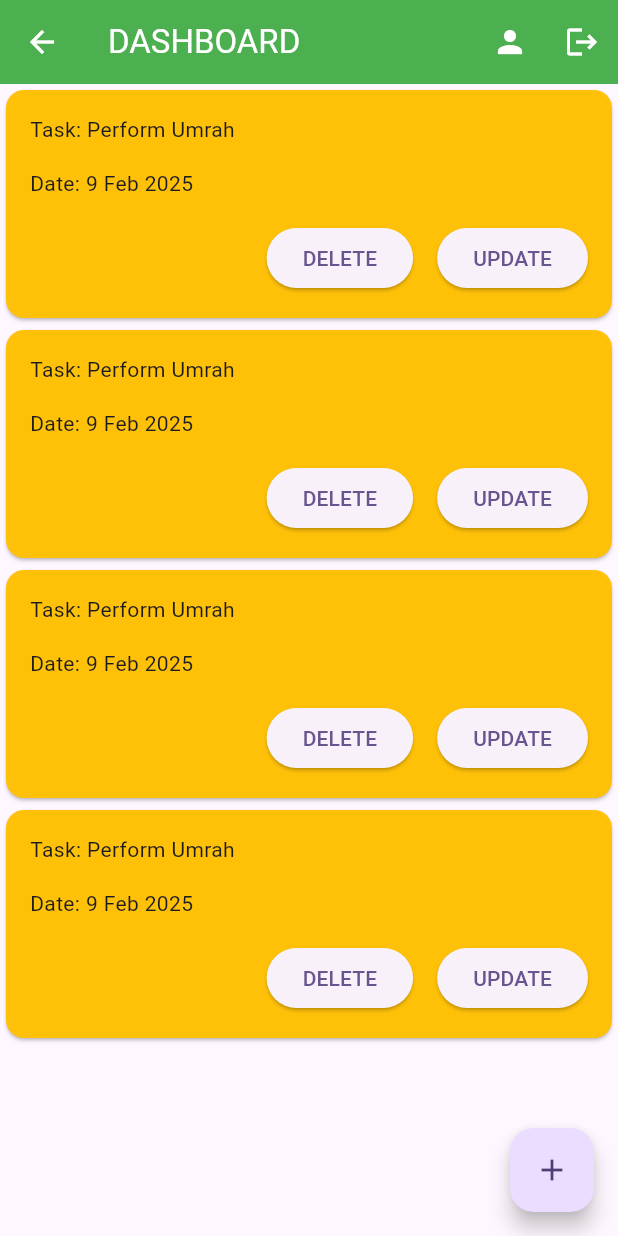
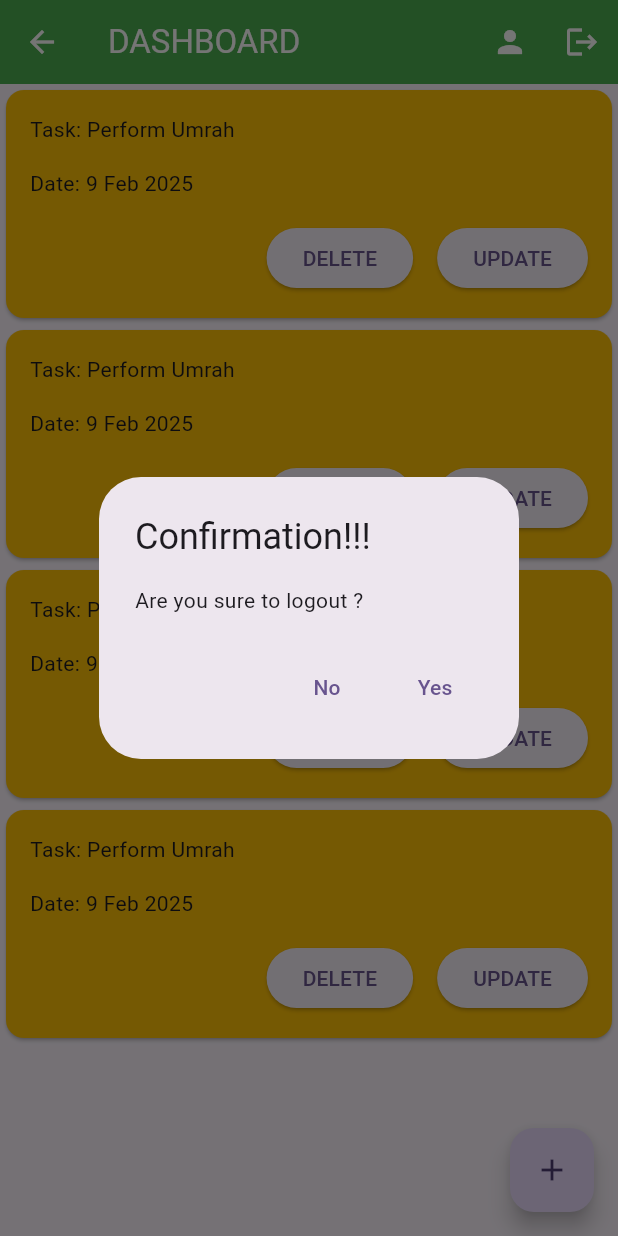
Before and after one commit to abidroid/akti4_firebase_todo, a Flutter app: the DashboardScreen screen opened directly, after a tap on the "logout" icon, on a phone screen of 412 x 824 dp. Run offline on Flutter 3.47's test engine with Material 3 defaults, Android fonts, the phone set to English and light mode, and no system bars; our stand-ins replace cloud_firestore, firebase_auth, firebase_core; accounts and stored records are empty; network calls fail.

Commit message:
sign up, login, logout

```diff
--- a/lib/screens/dashboard_screen.dart
+++ b/lib/screens/dashboard_screen.dart
@@ -1,9 +1,11 @@
 import 'package:akti4_firebase_todo/screens/profile_screen.dart';
 import 'package:akti4_firebase_todo/screens/update_task_screen.dart';
+import 'package:firebase_auth/firebase_auth.dart';
 import 'package:flutter/material.dart';
 
 import '../widgets/task_card.dart';
 import 'add_task_screen.dart';
+import 'login_screen.dart';
 
 class DashboardScreen extends StatefulWidget {
   const DashboardScreen({super.key});
@@ -38,7 +40,38 @@ class _DashboardScreenState extends State<DashboardScreen> {
                 },
                 icon: Icon(Icons.person)),
             IconButton(
-              onPressed: () {},
+              onPressed: () {
+                showDialog(
+                    context: context,
+                    builder: (context) {
+                      return AlertDialog(
+                        title: Text('Confirmation!!!'),
+                        content: Text('Are you sure to logout ?'),
+                        actions: [
+                          TextButton(
+                              onPressed: () {
+                                Navigator.of(context).pop();
+                              },
+                              child: Text('No')),
+                          TextButton(
+                              onPressed: () {
+                                Navigator.of(context).pop();
+
+                                FirebaseAuth.instance.signOut();
+
+                                Navigator.of(context)
+                                    .push(MaterialPageRoute(builder: (context) {
+                                  return const LoginScreen();
+                                }));
+
+                              },
+                              child: Text('Yes')),
+                        ],
+                      );
+                    });
+
+
+              },
               icon: Icon(Icons.logout),
             ),
           ]),
@@ -48,7 +81,6 @@ class _DashboardScreenState extends State<DashboardScreen> {
           TaskCard(),
           TaskCard(),
           TaskCard(),
-
         ],
       ),
     );
```
Also changed, not shown: lib/main.dart (+10 -3 lines), lib/screens/login_screen.dart (+36 -5 lines), lib/screens/sign_up_screen.dart (+77 -21 lines), 3 other files.
